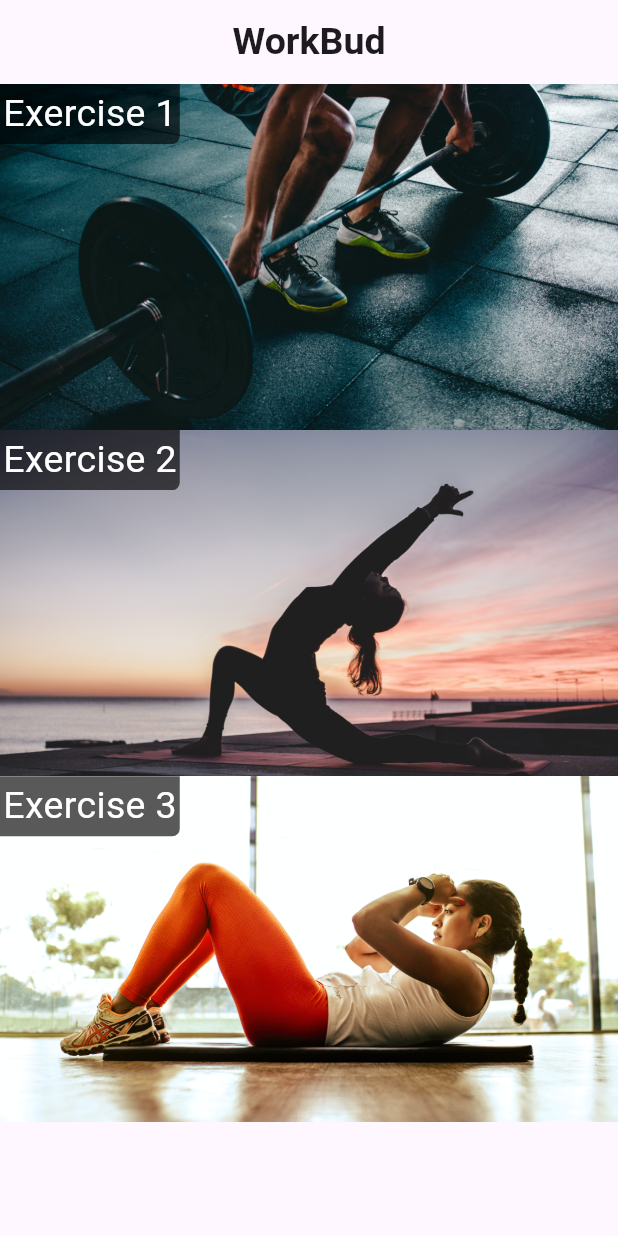
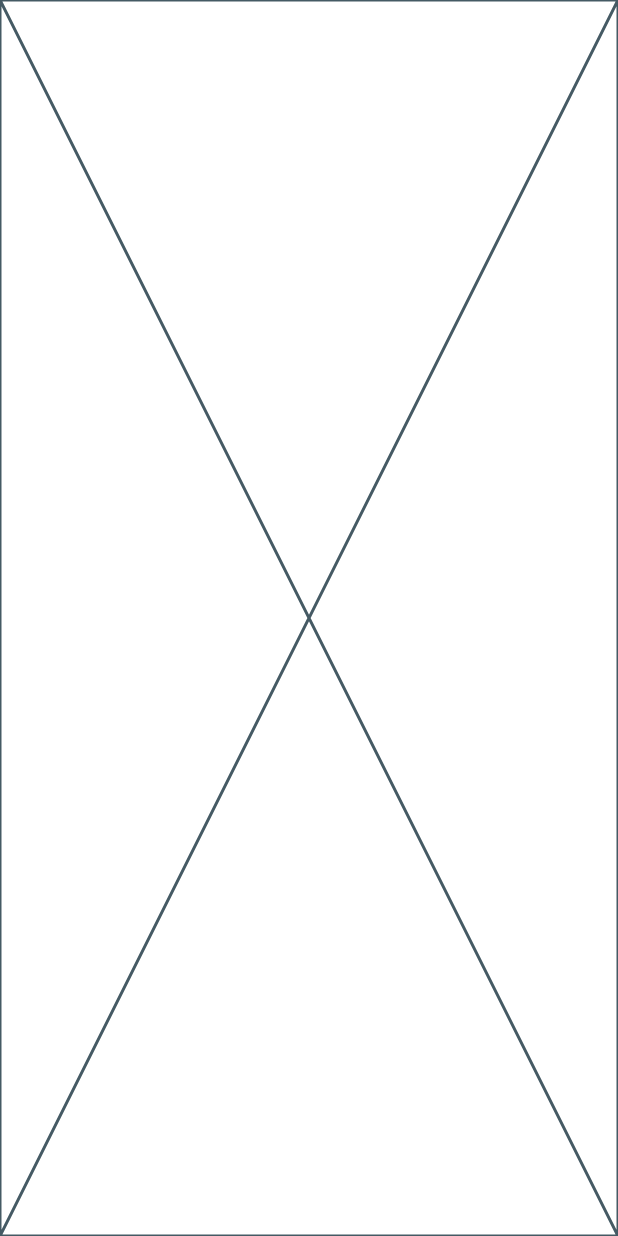
Before and after one commit to tedydevmac/innofest-app, a Flutter app: the screen it shows after launch, on a phone screen of 412 x 824 dp. Run offline on Flutter 3.47's test engine with Material 2 defaults, Android fonts, the phone set to English and light mode, and no system bars; Roboto replaces fonts that are missing (Avenir Medium).

Commit message:
Revert "HomePage UI"
This reverts commit 72d2fcb70a2683a49b9d1a882b71463d6162bece.

```diff
--- a/lib/components/Selection.dart
+++ /dev/null
@@ -1,47 +0,0 @@
-import 'package:flutter/material.dart';
-
-class Select extends StatelessWidget {
-  final String title;
-  final String imagePath;
-
-  const Select({super.key, required this.title, required this.imagePath});
-
-  @override
-  Widget build(BuildContext context) {
-    return Container(
-      height: MediaQuery.of(context).size.height * 0.28,
-      width: MediaQuery.of(context).size.width,
-      decoration: BoxDecoration(
-        image: DecorationImage(
-          image: AssetImage(imagePath),
-          fit: BoxFit.cover,
-        ),
-      ),
-      child: Row(
-        mainAxisAlignment: MainAxisAlignment.start,
-        crossAxisAlignment: CrossAxisAlignment.start,
-        children: [
-          Container(
-            decoration: BoxDecoration(
-              color: Colors.black.withOpacity(0.65),
-              borderRadius: const BorderRadius.only(
-                bottomRight: Radius.circular(5),
-              ),
-            ),
-            child: Padding(
-              padding: const EdgeInsets.all(2),
-              child: Text(
-                title,
-                style: const TextStyle(
-                  fontFamily: "Avenir Medium",
-                  fontSize: 25,
-                  color: Colors.white,
-                ),
-              ),
-            ),
-          ),
-        ],
-      ),
-    );
-  }
-}
--- a/lib/main.dart
+++ b/lib/main.dart
@@ -1,15 +1,5 @@
 import 'package:flutter/material.dart';
 import 'package:innofest_app/screens/HomePage.dart';
-
-final ThemeData lightTheme = ThemeData(
-  brightness: Brightness.light,
-  useMaterial3: true
-);
-
-final ThemeData darkTheme = ThemeData(
-  brightness: Brightness.dark,
-  useMaterial3: true
-);
 
 void main() {
   runApp(const HomePage());
--- a/lib/screens/HomePage.dart
+++ b/lib/screens/HomePage.dart
@@ -1,9 +1,7 @@
 import 'package:flutter/material.dart';
-import 'package:innofest_app/components/Selection.dart';
-import 'package:innofest_app/main.dart';
 
 class HomePage extends StatefulWidget {
-  const HomePage({Key? key});
+  const HomePage({super.key});
 
   @override
   State<HomePage> createState() => _HomePageState();
@@ -12,67 +10,6 @@ class HomePage extends StatefulWidget {
 class _HomePageState extends State<HomePage> {
   @override
   Widget build(BuildContext context) {
-    return MaterialApp(
-      title: "WorkBud",
-      theme: lightTheme,
-      darkTheme: darkTheme,
-      debugShowCheckedModeBanner: false,
-      home: Scaffold(
-        resizeToAvoidBottomInset: true,
-        appBar: AppBar(
-          title: const Row(
-            mainAxisAlignment: MainAxisAlignment.center,
-            children: [
-              Text(
-                "WorkBud",
-                style: TextStyle(
-                  fontWeight: FontWeight.bold,
-                  fontSize: 25,
-                  fontFamily: "Avenir Medium",
-                ),
-              ),
-            ],
-          ),
-        ),
-        body: SafeArea(
-          child: Column(
-            mainAxisAlignment: MainAxisAlignment.start,
-            crossAxisAlignment: CrossAxisAlignment.start,
-            children: [
-              Expanded(
-                child: ListView(
-                  scrollDirection: Axis.vertical,
-                  physics: const NeverScrollableScrollPhysics(),
-                  shrinkWrap: true,
-                  children: [
-                    GestureDetector(
-                      onTap: () {},
-                      child: const Select(
-                        imagePath: 'assets/1.jpg',
-                        title: "Exercise 1",
-                      ),
-                    ),
-                    GestureDetector(
-                      onTap: () {},
-                      child: const Select(
-                        imagePath: 'assets/2.jpg',
-                        title: "Exercise 2",
-                      ),
-                    ),
-                    GestureDetector(
-                      onTap: () {},
-                      child: const Select(
-                        imagePath: 'assets/3.jpg',
-                        title: "Exercise 3",
-                      ),
-                    ),
-                  ],
-                ),
-              )
-            ],
-          ),
-        ),
-      ),
-    );
+    return const Placeholder();
   }
 }
```
Also changed, not shown: pubspec.yaml (+7 -6 lines), assets/1.jpg (deleted), assets/2.jpg (deleted), assets/3.jpg (deleted), 10 other files.
